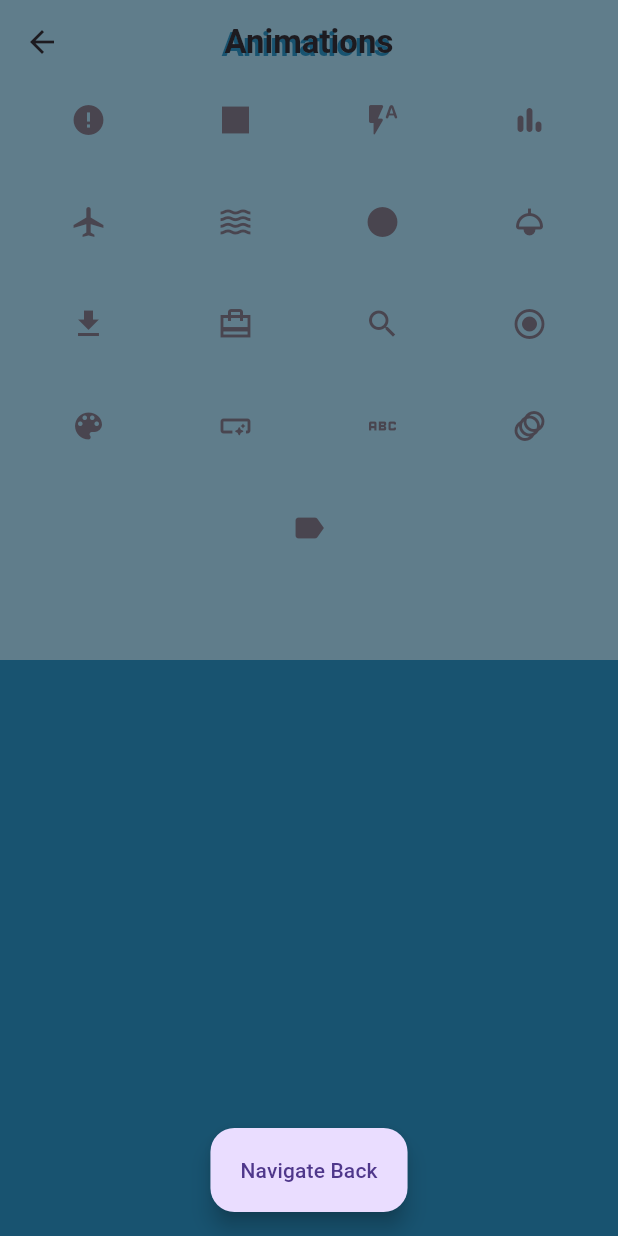
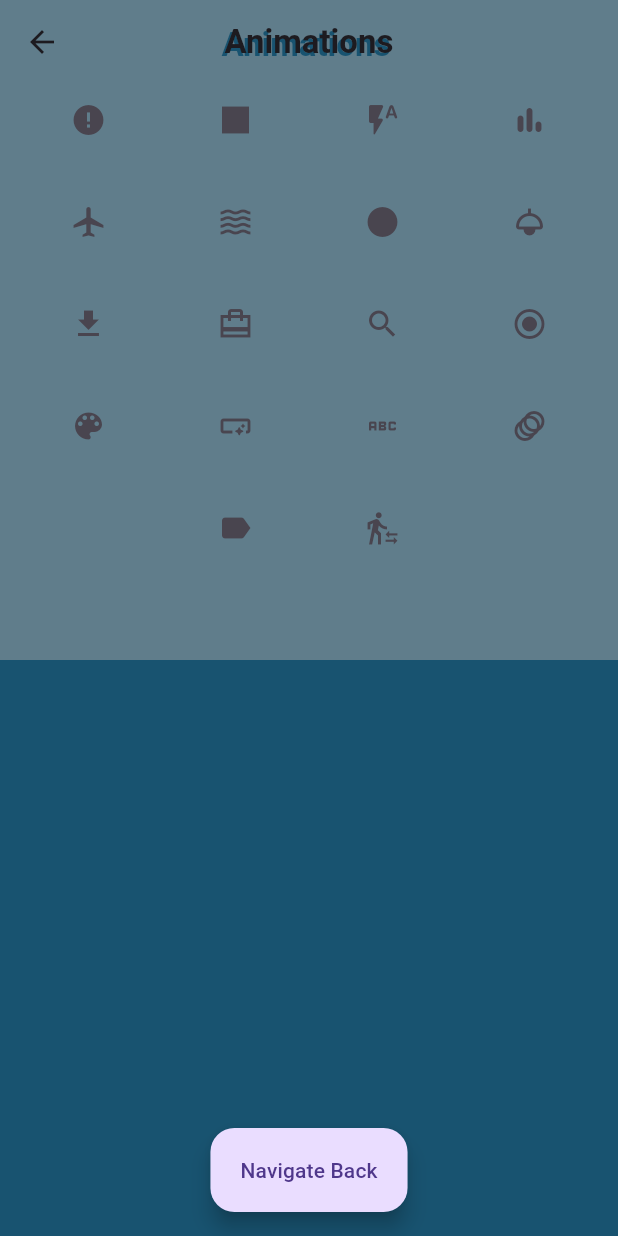
Before and after one commit to SanaAltarabishi/animation, a Flutter app: the screen it shows after launch, after a tap on the "keyboard arrow left" icon, on a phone screen of 412 x 824 dp. Run offline on Flutter 3.47's test engine with Material 3 defaults, Android fonts, the phone set to English and light mode, and no system bars; our stand-ins replace animated_background, iconly, marquee; missing offline and left inert: font_awesome_icon_class.

Commit message:
AnimatedIcon widget

```diff
--- a/lib/hover_effect.dart
+++ b/lib/hover_effect.dart
@@ -202,15 +202,15 @@ class ColorPaletteState extends ChangeNotifier {
   ColorPalette? hoveredColorPalette;
 
   List<ColorPalette> availableColorPalette = [
-    ColorPalette(color: Colors.black12, index: 0),
-    ColorPalette(color: Colors.red.shade100, index: 1),
-    ColorPalette(color: Colors.orange.shade100, index: 2),
-    ColorPalette(color: Colors.purple.shade100, index: 3),
-    ColorPalette(color: Colors.pink.shade100, index: 4),
+    ColorPalette(color: Colors.black26, index: 0),
+    ColorPalette(color: Colors.red.shade200, index: 1),
+    ColorPalette(color: Colors.orange.shade200, index: 2),
+    ColorPalette(color: Colors.purple.shade200, index: 3),
+    ColorPalette(color: Colors.pink.shade200, index: 4),
     ColorPalette(color: const Color.fromARGB(255, 207, 162, 162), index: 5),
-    ColorPalette(color: Colors.yellow.shade100, index: 6),
-    ColorPalette(color: Colors.green.shade100, index: 7),
-    ColorPalette(color: Colors.blueGrey.shade100, index: 8),
+    ColorPalette(color: Colors.yellow.shade200, index: 6),
+    ColorPalette(color: Colors.green.shade200, index: 7),
+    ColorPalette(color: Colors.blueGrey.shade200, index: 8),
   ];
 
   void changeSelectedColor(ColorPalette palette) {
--- a/lib/second_page.dart
+++ b/lib/second_page.dart
@@ -1,4 +1,5 @@
 import 'package:custom_transition/animated_background.dart';
+import 'package:custom_transition/animated_icon.dart';
 import 'package:custom_transition/button_animation.dart';
 import 'package:custom_transition/button_nav_bar/final_view.dart';
 import 'package:custom_transition/card_hover.dart';
@@ -248,6 +249,17 @@ class SecondPage extends StatelessWidget {
                     },
                     icon: const Icon(Icons.label),
                   ),
+                  IconButton(
+                    onPressed: () {
+                      Navigator.push(
+                        context,
+                        MaterialPageRoute(
+                          builder: (context) => const AnimatedIconExample(),
+                        ),
+                      );
+                    },
+                    icon: const Icon(Icons.transfer_within_a_station),
+                  ),
                 ],
               ),
             ),
```
Also changed, not shown: lib/animated_icon.dart (added, +69 -0 lines).
